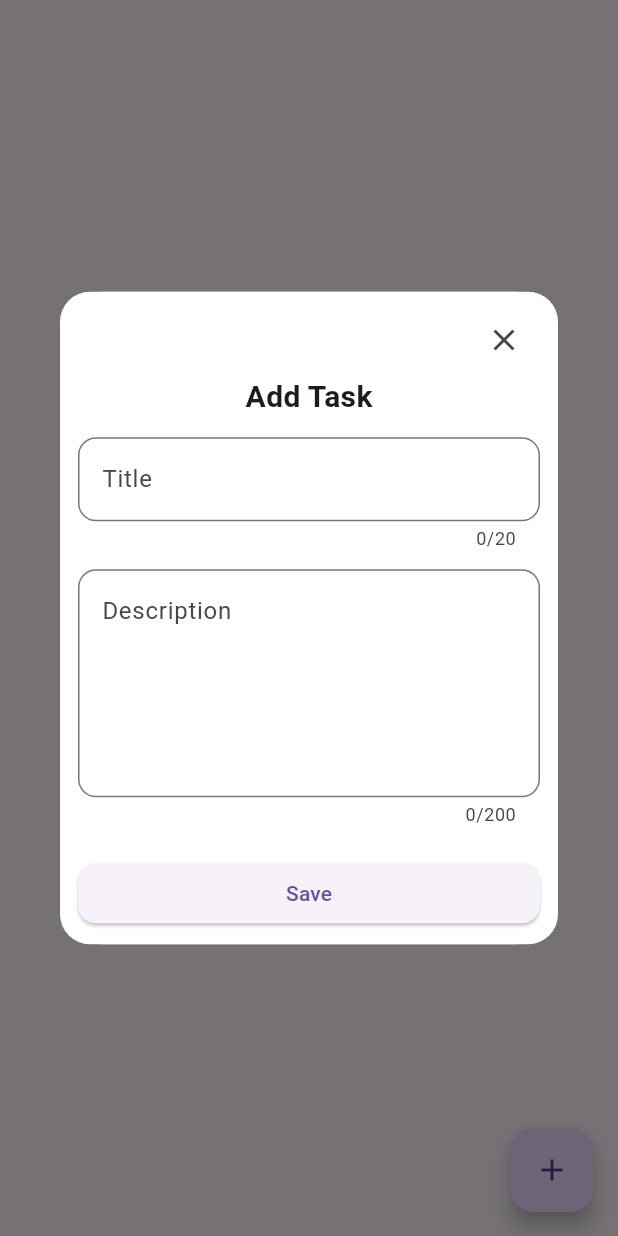
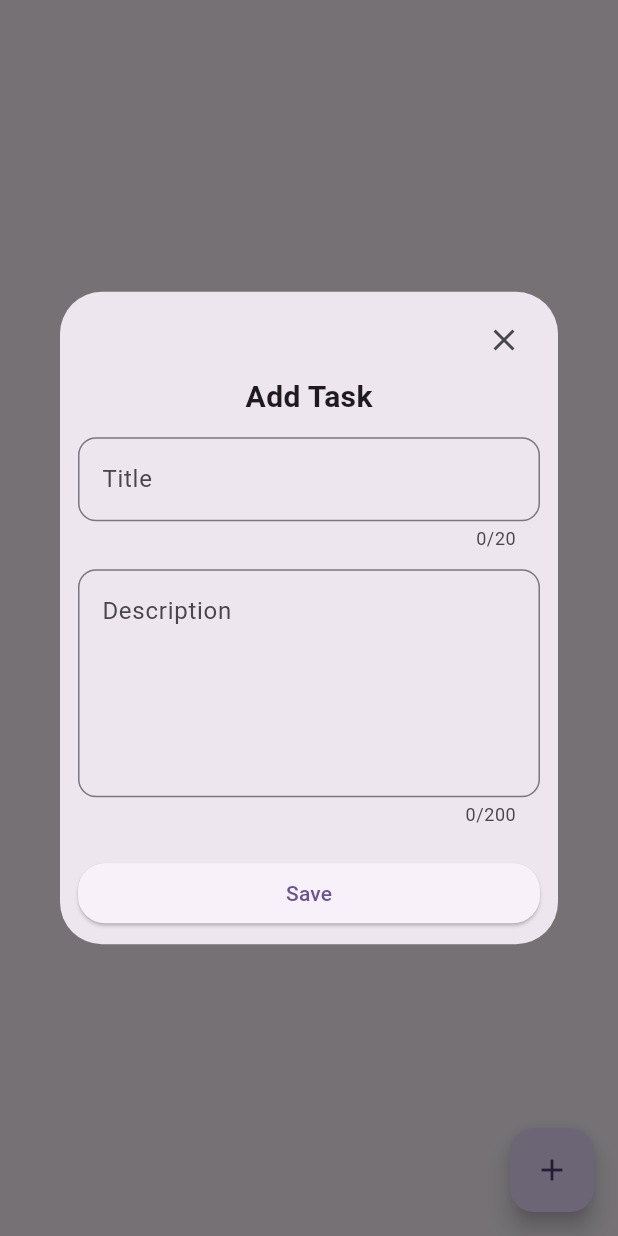
Before and after one commit to alexandrakomkova/todo_app_flutter, a Flutter app: the screen it shows after launch, after a tap on the "add" icon, on a phone screen of 412 x 824 dp. Run offline on Flutter 3.47's test engine with Material 3 defaults, Android fonts, the phone set to English and light mode, and no system bars; our stand-ins replace bloc, equatable, flutter_bloc, get_it, hive_ce, hive_ce_flutter and 2 more; accounts and stored records are empty.

Commit message:
add theme

```diff
--- a/lib/app/app.dart
+++ b/lib/app/app.dart
@@ -3,6 +3,7 @@ import 'package:flutter_bloc/flutter_bloc.dart';
 import 'package:todo_app/presentation/home_page.dart';
 
 import '../data/repository/todo_repository_impl.dart';
+import '../presentation/theme/theme.dart';
 
 class App extends StatelessWidget {
   final TodoRepositoryImpl Function() createTodoRepositoryImpl;
@@ -29,6 +30,9 @@ class AppView extends StatelessWidget {
   Widget build(BuildContext context) {
     return MaterialApp(
         debugShowCheckedModeBanner: false,
+        theme: TodoTheme.light,
+        darkTheme: TodoTheme.dark,
+        themeMode: ThemeMode.system,
         home: HomePage()
     );
   }
--- /dev/null
+++ b/lib/presentation/theme/theme.dart
@@ -0,0 +1,27 @@
+import 'package:flutter/material.dart';
+
+class TodoTheme {
+
+  static ThemeData get light {
+    return ThemeData(
+      colorScheme: ColorScheme.fromSeed(
+        seedColor: Colors.deepPurple
+      ),
+      snackBarTheme: const SnackBarThemeData(
+        behavior: SnackBarBehavior.floating,
+      ),
+    );
+  }
+
+  static ThemeData get dark {
+    return ThemeData(
+      colorScheme: ColorScheme.fromSeed(
+        brightness: Brightness.dark,
+        seedColor: Colors.deepPurple,
+      ),
+      snackBarTheme: const SnackBarThemeData(
+        behavior: SnackBarBehavior.floating,
+      ),
+    );
+  }
+}
--- a/lib/presentation/widget/add_todo_dialog.dart
+++ b/lib/presentation/widget/add_todo_dialog.dart
@@ -24,7 +24,6 @@ class _AddTodoDialogState extends State<AddTodoDialog> {
       child: SingleChildScrollView(
         child: Container(
           decoration: BoxDecoration(
-            color: Colors.white,
             borderRadius: BorderRadius.circular(20.0),
           ),
           padding: EdgeInsets.symmetric(horizontal: 12.0, vertical: 8.0),
@@ -113,7 +112,7 @@ class _AddTodoDialogState extends State<AddTodoDialog> {
                     style: ButtonStyle(
                       shape: WidgetStatePropertyAll(
                         RoundedRectangleBorder(
-                          borderRadius: BorderRadius.circular(12.0),
+                          borderRadius: BorderRadius.circular(18.0),
                         ),
                       ),
                     ),
```
Also changed, not shown: lib/presentation/home_screen.dart (deleted, +0 -89 lines).
